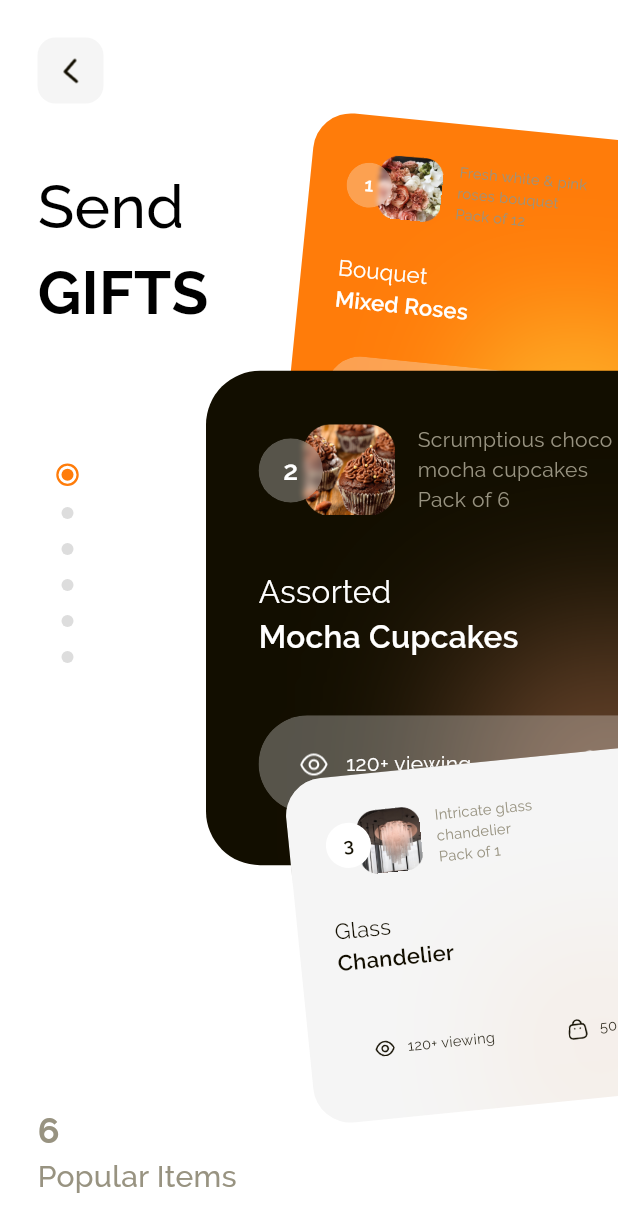
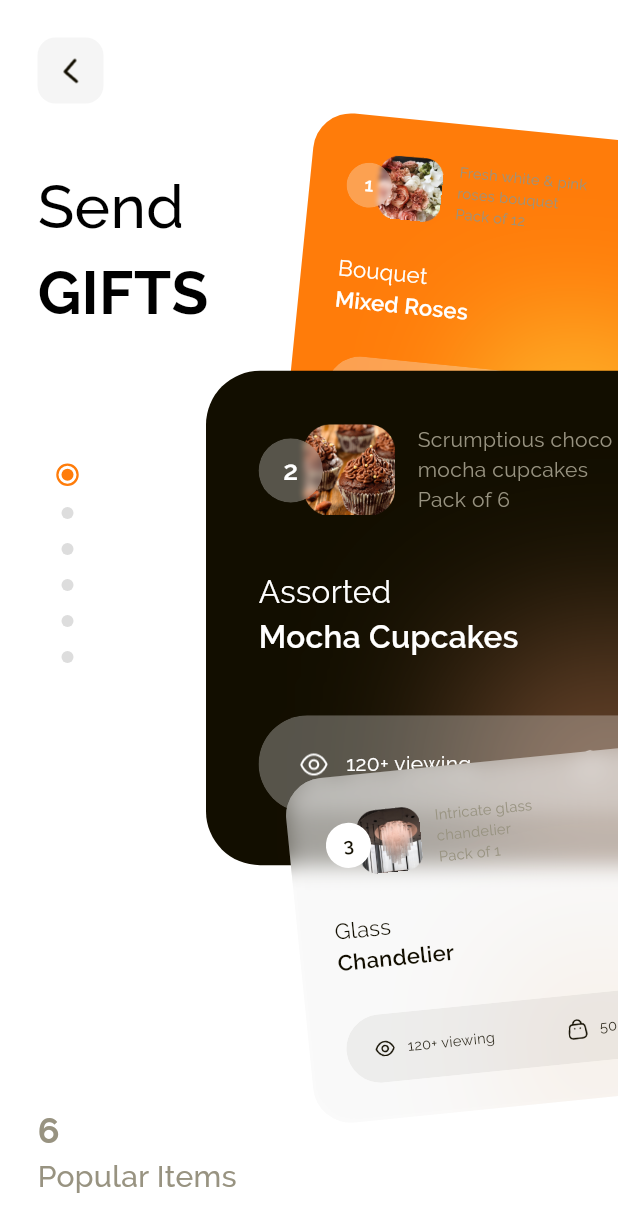
Before and after one commit to aminrz3/SendGiftsApp, a Flutter app: the screen it shows after launch, on a phone screen of 412 x 824 dp. Shown: the top 1232 px of the screen. Run offline on Flutter 3.47's test engine with Material 3 defaults, Android fonts, the phone set to English and light mode, and no system bars; our stand-ins replace get.

Commit message:
CardWidget Bug Fixed

```diff
--- a/lib/CardWidget.dart
+++ b/lib/CardWidget.dart
@@ -85,6 +85,8 @@ class _CardWidgetState extends State<CardWidget> {
                 secondPageTitleLine2: widget.secondPageTitleLine2) :
             Carditem(
                 cardColor: widget.cardColor,
+                cardColorOpacity: widget.cardColorOpacity,
+                cardDetailBoxColor: widget.cardDetailBoxColor,
                 shadowColor: widget.shadowColor,
                 cardTextColor: widget.cardTextColor,
                 cardNumberBoxColor: widget.cardNumberBoxColor,
```
